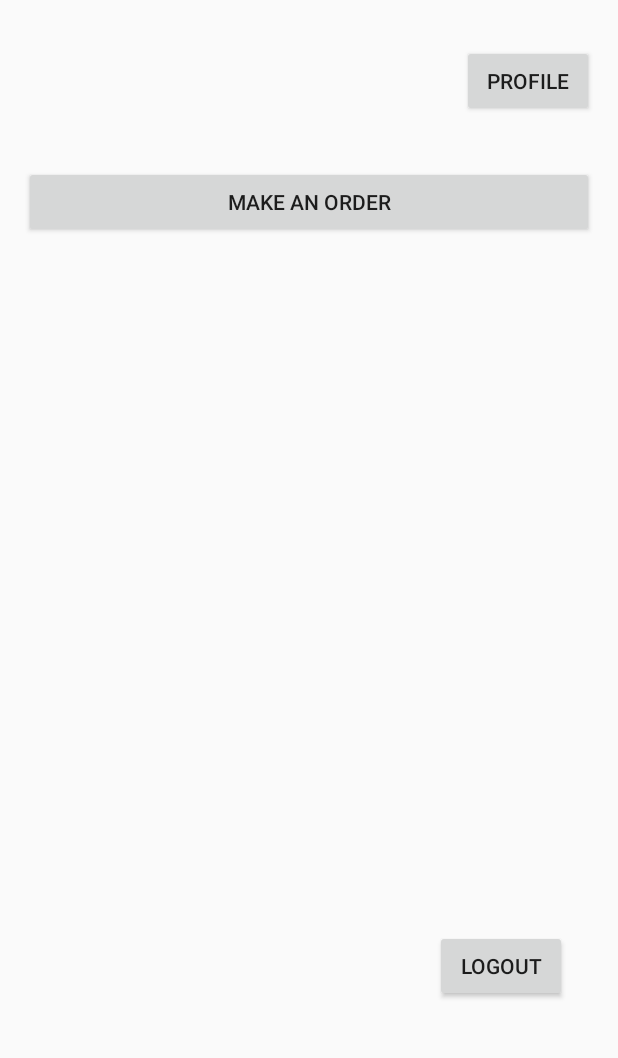
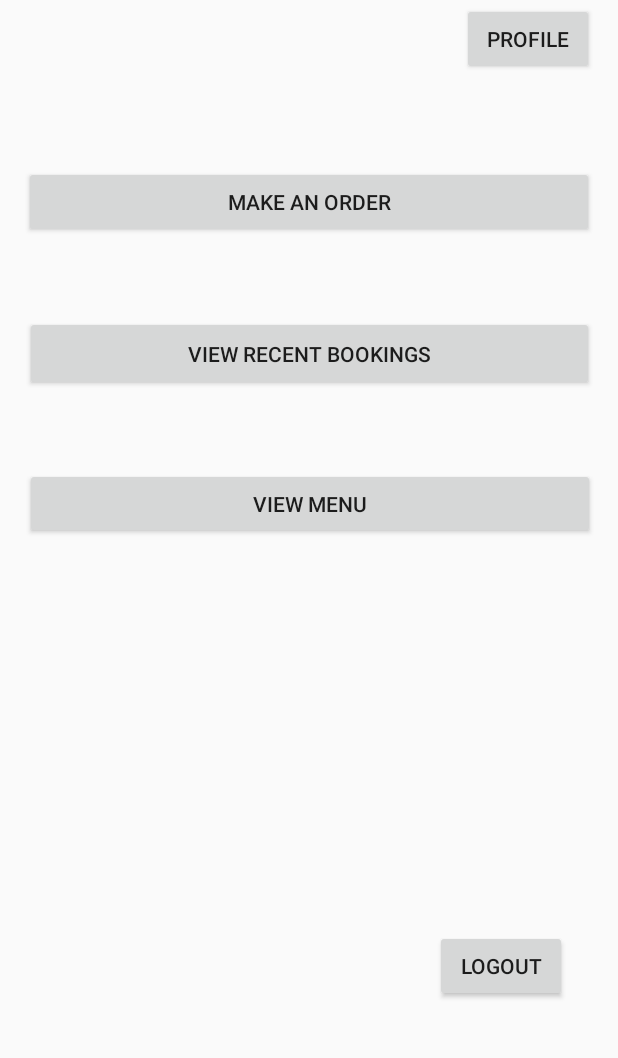
Before and after one commit to BrendanKhavin/SES1B-G2, an Android app: the MainActivity screen opened directly, with no data from a screen before it, on a phone screen of 412 x 824 dp, the part 157-1215 px from its top. Run offline under Robolectric (Android 15) with nearby library versions, the light colour scheme and no system bars; our stand-ins replace Firebase (no records; nobody signed in at launch, a user with empty details on screens opened directly).

Commit message:
Added buttons into Homepage

```diff
--- a/app/src/main/res/layout/activity_main.xml
+++ b/app/src/main/res/layout/activity_main.xml
@@ -75,7 +75,6 @@
         android:layout_height="wrap_content"
         android:layout_marginStart="307dp"
         android:layout_marginLeft="307dp"
-        android:layout_marginTop="55dp"
         android:layout_marginEnd="16dp"
         android:layout_marginRight="16dp"
         android:layout_marginBottom="10dp"
@@ -85,4 +84,25 @@
         app:layout_constraintStart_toStartOf="parent"
         app:layout_constraintTop_toTopOf="parent" />
 
+    <Button
+        android:id="@+id/recentBookBtn"
+        android:layout_width="379dp"
+        android:layout_height="50dp"
+        android:text="View Recent Bookings"
+        app:layout_constraintBottom_toTopOf="@+id/menuBtn"
+        app:layout_constraintEnd_toEndOf="parent"
+        app:layout_constraintStart_toStartOf="parent"
+        app:layout_constraintTop_toBottomOf="@+id/orderBtn" />
+
+    <Button
+        android:id="@+id/menuBtn"
+        android:layout_width="380dp"
+        android:layout_height="47dp"
+        android:text="View Menu"
+        app:layout_constraintBottom_toBottomOf="parent"
+        app:layout_constraintEnd_toEndOf="parent"
+        app:layout_constraintHorizontal_bias="0.515"
+        app:layout_constraintStart_toStartOf="parent"
+        app:layout_constraintTop_toTopOf="parent" />
+
 </androidx.constraintlayout.widget.ConstraintLayout>
```
